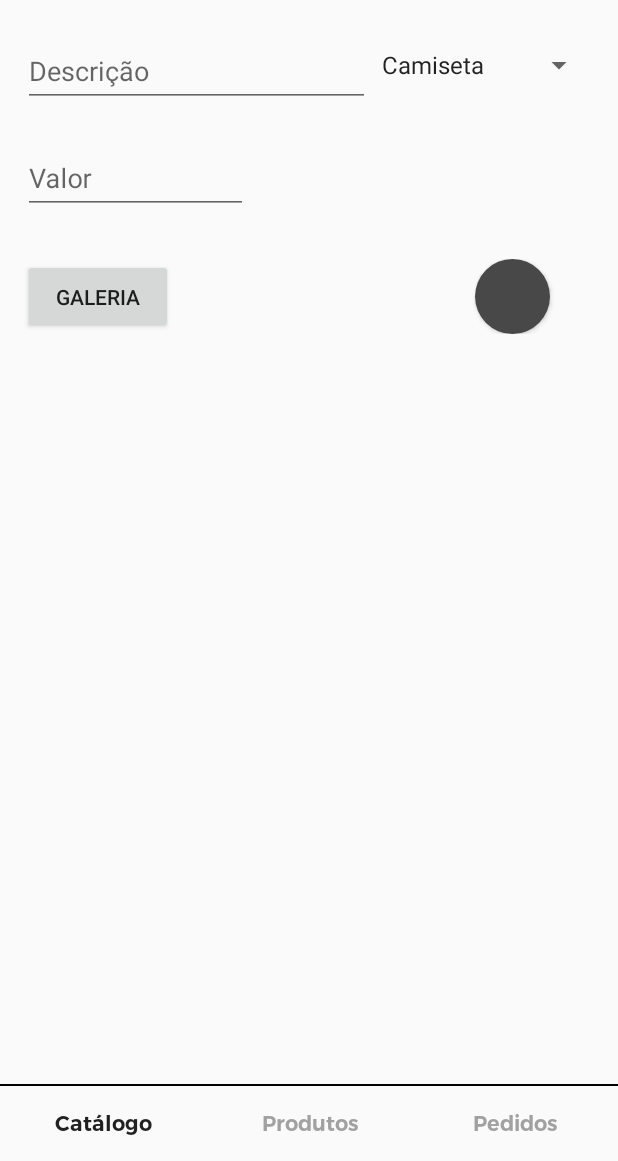
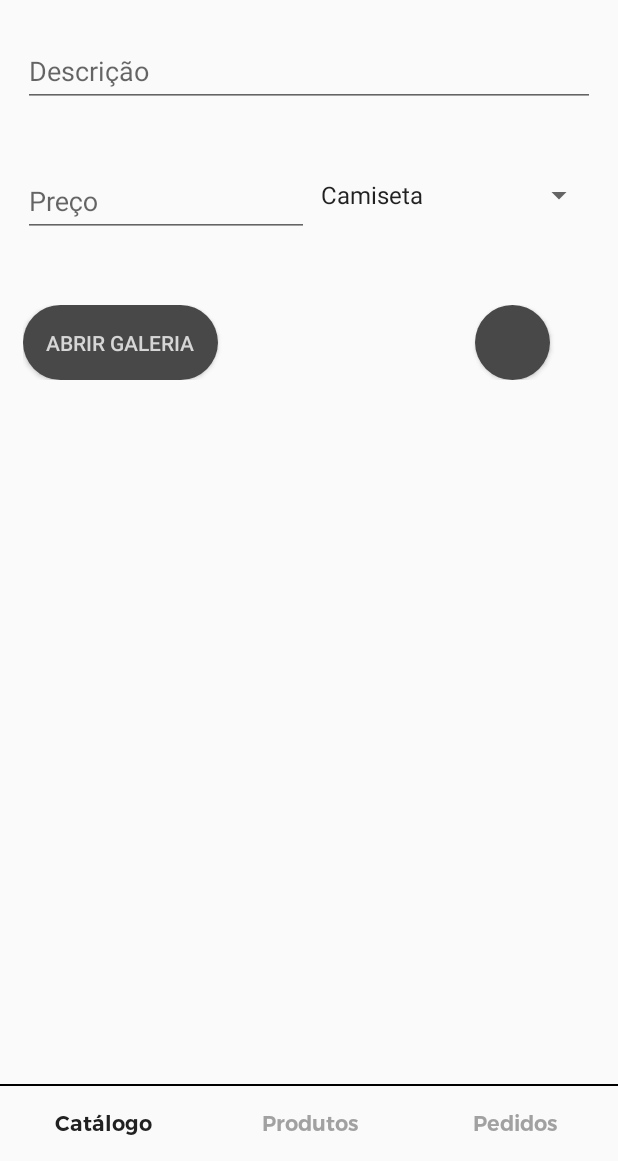
Before and after one commit to RFMachado/LojaReden-o, an Android app: the fragment ProductFragment placed in its activity, after a tap on an icon or button, on a phone screen of 412 x 824 dp, the part 75-1236 px from its top. Run offline under Robolectric (Android 15) with nearby library versions, the phone set to English and light mode, and no system bars; our stand-ins replace Timber; libraries missing offline, so code that uses them is left out: com.esafirm.imagepicker, permissions.dispatcher; 5 statements that could not run were skipped.

Commit message:
Updated create product screen.

```diff
--- a/app/src/main/java/com/redencao/catalogo/catalogo/feature/product/create/ui/ProductFragment.kt
+++ b/app/src/main/java/com/redencao/catalogo/catalogo/feature/product/create/ui/ProductFragment.kt
@@ -56,6 +56,8 @@ class ProductFragment: BaseFragment() {
         }
 
         btnAdd.setOnClickListener {
+
+            if (!edtDescription.text.isEmpty() && !edtValue.text.isEmpty()) {
                 viewModel.addProduct(
                     ProductData(
                         0,
@@ -67,6 +69,9 @@ class ProductFragment: BaseFragment() {
                         imagesFromGallery
                     )
                 )
+            } else {
+                context?.toast(R.string.missing_data)
+            }
         }
 
     }
--- /dev/null
+++ b/app/src/main/res/drawable/button_border.xml
@@ -0,0 +1,5 @@
+<?xml version="1.0" encoding="utf-8"?>
+<shape xmlns:android="http://schemas.android.com/apk/res/android">
+    <corners android:radius="100dp" />
+    <solid android:color="@color/colorAccent" />
+</shape>
--- a/app/src/main/res/layout/fragment_product.xml
+++ b/app/src/main/res/layout/fragment_product.xml
@@ -15,6 +15,20 @@
 
     </FrameLayout>
 
+    <android.support.design.widget.TextInputLayout
+            android:layout_width="match_parent"
+            android:layout_height="wrap_content"
+            android:layout_margin="15dp"
+            android:orientation="vertical">
+
+        <android.support.design.widget.TextInputEditText
+                android:id="@+id/edtDescription"
+                android:layout_width="match_parent"
+                android:layout_height="wrap_content"
+                android:hint="@string/title"/>
+
+    </android.support.design.widget.TextInputLayout>
+
 
     <LinearLayout
             android:layout_width="match_parent"
@@ -29,35 +43,21 @@
                 android:orientation="vertical">
 
             <android.support.design.widget.TextInputEditText
-                    android:id="@+id/edtDescription"
+                    android:id="@+id/edtValue"
                     android:layout_width="match_parent"
                     android:layout_height="wrap_content"
-                    android:hint="@string/title"/>
+                    android:inputType="numberDecimal"
+                    android:hint="@string/price"/>
 
         </android.support.design.widget.TextInputLayout>
 
-        <Spinner
-                android:id="@+id/spinnerCategory"
-                android:layout_width="150dp"
+        <Spinner android:id="@+id/spinnerCategory"
+                android:layout_width="0dp"
                 android:layout_height="wrap_content"
+                android:layout_weight="1"
                 android:layout_gravity="center"/>
 
     </LinearLayout>
-
-    <android.support.design.widget.TextInputLayout
-            android:layout_width="150dp"
-            android:layout_height="wrap_content"
-            android:layout_marginLeft="15dp"
-            android:orientation="vertical">
-
-        <android.support.design.widget.TextInputEditText
-                android:id="@+id/edtValue"
-                android:layout_width="match_parent"
-                android:layout_height="wrap_content"
-                android:inputType="numberDecimal"
-                android:hint="@string/value"/>
-
-    </android.support.design.widget.TextInputLayout>
 
 
     <LinearLayout
@@ -69,18 +69,20 @@
             android:layout_marginTop="30dp"
             android:layout_marginBottom="20dp">
 
-        <Button
-                android:id="@+id/btnGallery"
-                android:layout_width="100dp"
+        <Button android:id="@+id/btnGallery"
+                android:layout_width="wrap_content"
                 android:layout_height="50dp"
-                android:text="@string/gallery"/>
+                android:paddingRight="15dp"
+                android:paddingLeft="15dp"
+                android:text="@string/open_gallery"
+                android:textColor="@color/ef_white"
+                android:background="@drawable/button_border"/>
 
         <View android:layout_width="0dp"
               android:layout_height="match_parent"
               android:layout_weight="1"/>
 
-        <Button
-                android:id="@+id/btnAdd"
+        <Button android:id="@+id/btnAdd"
                 android:layout_width="50dp"
                 android:layout_height="50dp"
                 android:layout_marginRight="30dp"
--- a/app/src/main/res/layout/item_adapter_product.xml
+++ b/app/src/main/res/layout/item_adapter_product.xml
@@ -18,7 +18,7 @@
                 android:layout_width="match_parent"
                 android:layout_height="180dp"
                 android:layout_gravity="center"
-                android:layout_marginBottom="10dp"
+                android:layout_marginBottom="20dp"
                 tools:src="@mipmap/ic_launcher"/>
 
         <TextView
--- a/app/src/main/res/values/strings.xml
+++ b/app/src/main/res/values/strings.xml
@@ -5,13 +5,15 @@
 
     <string name="title">Descrição</string>
     <string name="category">Categoria</string>
-    <string name="value">Valor</string>
+    <string name="price">Preço</string>
     <string name="gallery">Galeria</string>
     <string name="catalog">Catálogo</string>
     <string name="product">Produtos</string>
     <string name="order">Pedidos</string>
+    <string name="open_gallery">Abrir Galeria</string>
 
     <string name="data_ok">Produto adicionado com sucesso!</string>
+    <string name="missing_data">Alguns dados faltam ser preenchidos</string>
 
     <string name="product_value">R$ %1$.2f</string>
 
```
Lines whose indentation alone changed are shown as unchanged.
